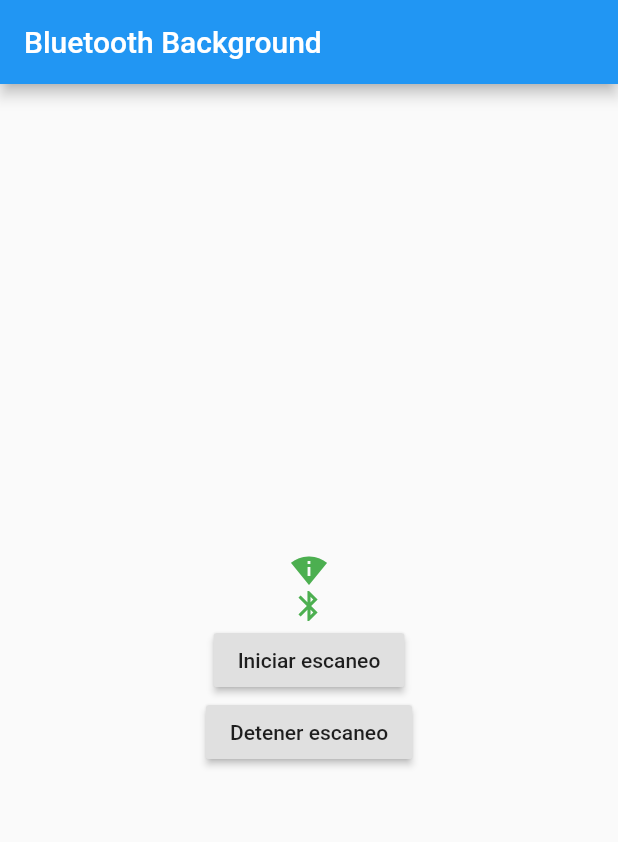
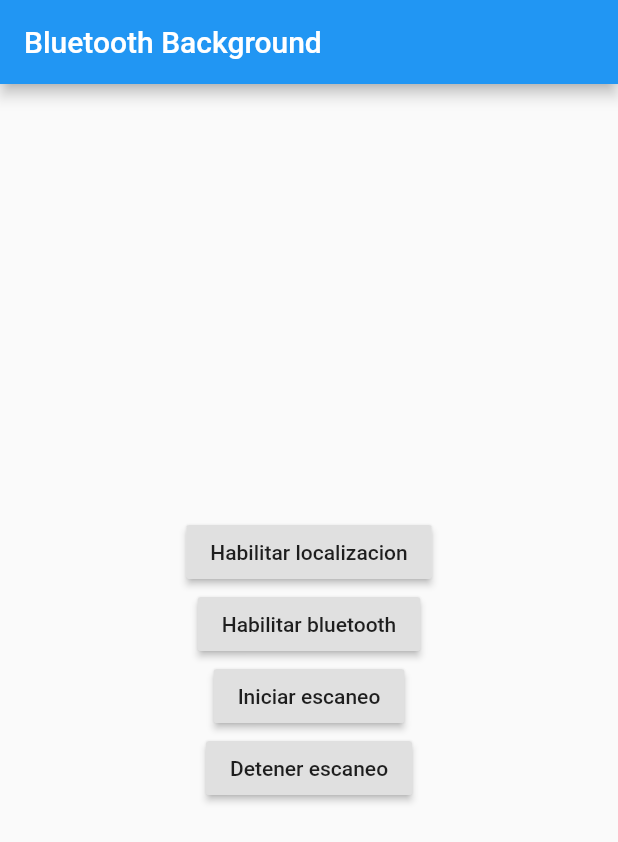
Before and after one commit to fr4nk-dev/bt-background, a Flutter app: the screen it shows after launch, after a tap on "Iniciar escaneo", on a phone screen of 412 x 824 dp. Shown: the top 842 px of the screen. Run offline on Flutter 3.47's test engine with Material 2 defaults, Android fonts, the phone set to English and light mode, and no system bars; our stand-ins replace get, logger, sembast; missing offline and left inert: flutter_beacon; statements that could not run were skipped.

Commit message:
fix logic home pag

```diff
--- a/lib/src/app_controller.dart
+++ b/lib/src/app_controller.dart
@@ -56,21 +56,26 @@ class AppController extends GetxController {
           'bluetoothEnabled=$bluetoothEnabled');
       return;
     }
+
     final regions = <Region>[
       Region(
-        identifier: 'XIAOMI REDMI 9T PRO TEST',
-        proximityUUID: '013777af-ba7e-45f6-9316-63f2c818b21f',
+        identifier: 'REDMI NOTE 4',
+        proximityUUID: '2c5b729b-8325-472c-815b-44bb163ce163',
       ),
     ];
 
     _streamRanging =
         flutterBeacon.ranging(regions).listen((RangingResult result) {
-      print(result);
+      // print(result);
 
       if (result != null) {
         _regionBeacons[result.region] = result.beacons;
         _beacons.clear();
         _regionBeacons.values.forEach((list) {
+          if (list.length > 0) {
+            print('####### SE DETECTO EL BEACON ######');
+            print(list);
+          }
           _beacons.addAll(list);
         });
         _beacons.sort(_compareParameters);
--- a/lib/src/pages/home/home_page.dart
+++ b/lib/src/pages/home/home_page.dart
@@ -20,7 +20,7 @@ class HomePage extends StatelessWidget {
               children: [
                 Obx(
                   () {
-                    if (appController.authorizationStatusOk.value) {
+                    if (!appController.authorizationStatusOk.value) {
                       return RaisedButton(
                           child: Text('Habilitar localizacion'),
                           onPressed: () async {
@@ -29,15 +29,12 @@ class HomePage extends StatelessWidget {
                             print(appController.authorizationStatusOk.value);
                           });
                     } else {
-                      return Icon(
-                        Icons.perm_scan_wifi,
-                        color: Colors.green,
-                      );
+                      return Text('Localizacion habilitada');
                     }
                   },
                 ),
                 Obx(() {
-                  if (appController.bluetoothEnabled.value) {
+                  if (!appController.bluetoothEnabled.value) {
                     return RaisedButton(
                         child: Text('Habilitar bluetooth'),
                         onPressed: () async {
@@ -46,10 +43,7 @@ class HomePage extends StatelessWidget {
                           print(appController.bluetoothEnabled.value);
                         });
                   } else {
-                    return Icon(
-                      Icons.bluetooth,
-                      color: Colors.green,
-                    );
+                    return Text('Bluetooth habilitado');
                   }
                 }),
                 RaisedButton(
```
Also changed, not shown: 1 other file.
